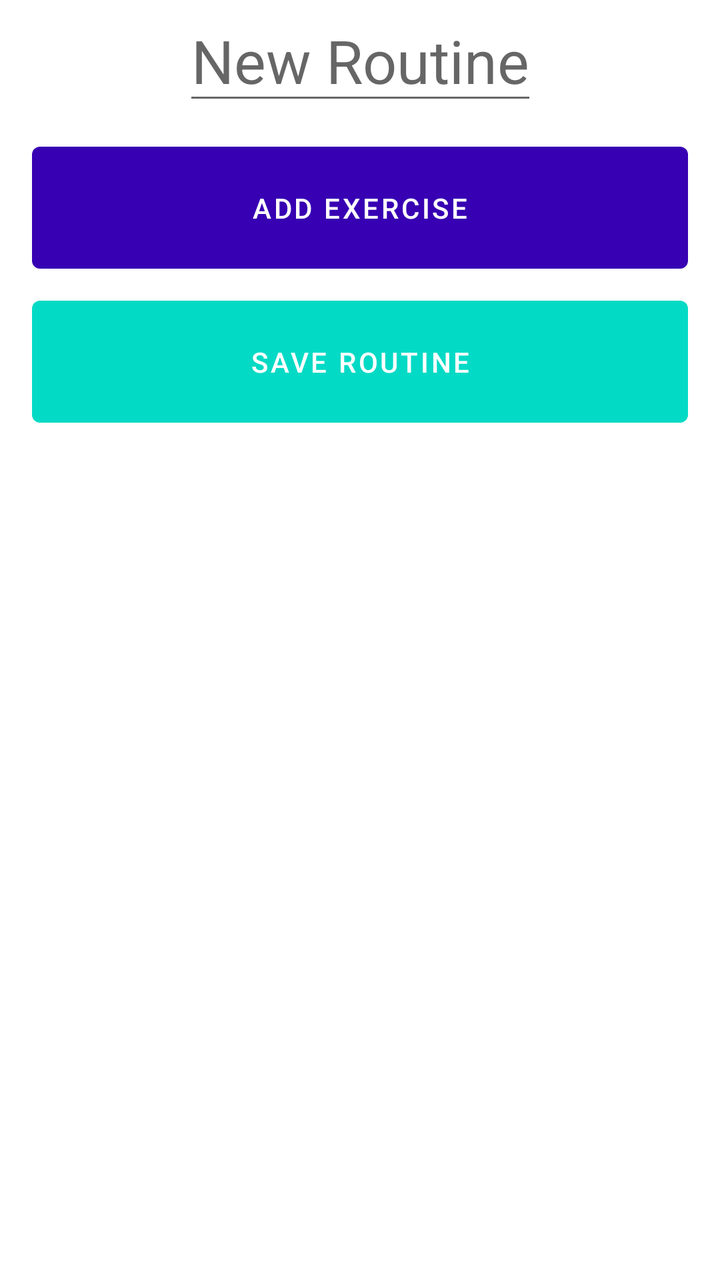
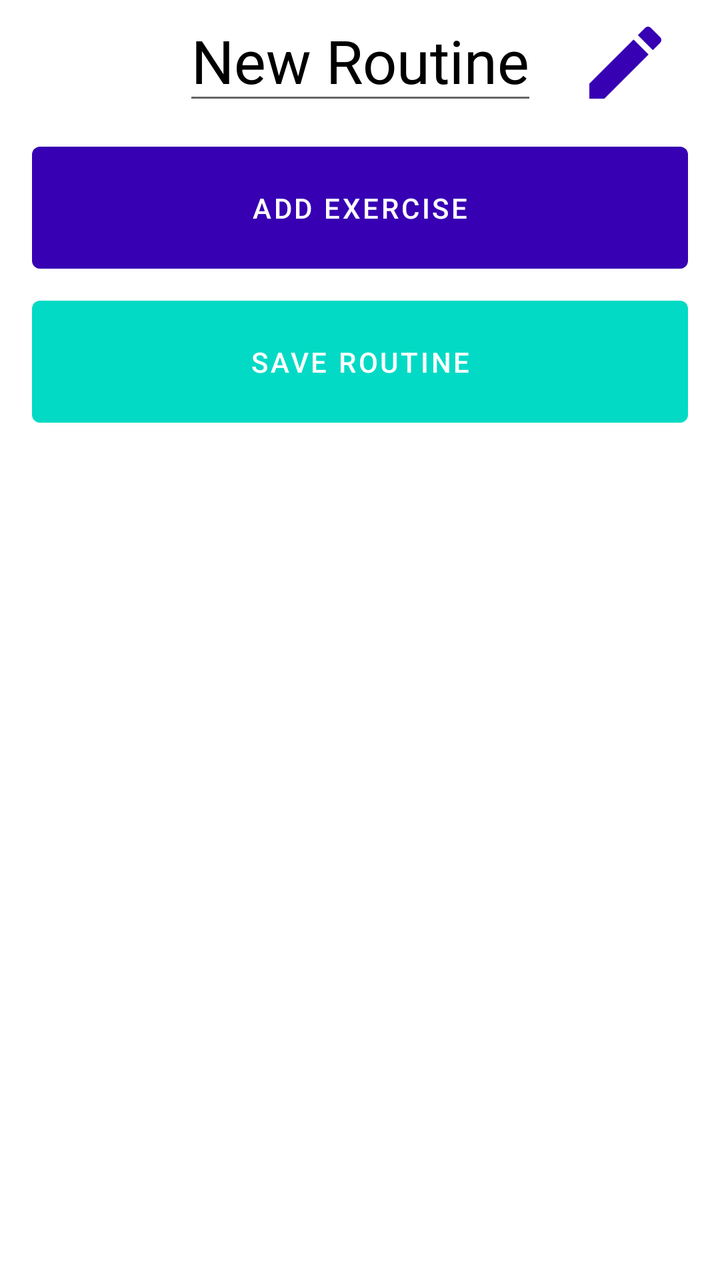

Two renders of the same Android screen: before a commit and after it. Below are the layout's source before the change and the commit's diff.
<!-- AndroidManifest.xml: application theme Theme.FitTrackMobile -->
<!-- res/layout/activity_routine.xml -->
<?xml version="1.0" encoding="utf-8"?>
<androidx.constraintlayout.widget.ConstraintLayout xmlns:android="http://schemas.android.com/apk/res/android"
    xmlns:app="http://schemas.android.com/apk/res-auto"
    xmlns:tools="http://schemas.android.com/tools"
    android:layout_width="match_parent"
    android:layout_height="match_parent"
    tools:context=".ui.RoutineActivity">

    <EditText
        android:id="@+id/title_value_edit"
        android:layout_width="wrap_content"
        android:layout_height="wrap_content"
        android:textSize="30sp"
        android:hint="@string/new_routine_hint"
        android:inputType="none"
        android:importantForAutofill="no"
        app:layout_constraintTop_toTopOf="parent"
        app:layout_constraintStart_toStartOf="parent"
        app:layout_constraintEnd_toEndOf="parent"
        />

    <androidx.recyclerview.widget.RecyclerView
        android:id="@+id/recycler_view"
        android:layout_width="match_parent"
        android:layout_height="wrap_content"
        app:layout_constraintTop_toBottomOf="@id/title_value_edit"/>

    <com.google.android.material.button.MaterialButton
        android:id="@+id/add_exercise_button"
        android:layout_width="match_parent"
        android:layout_height="wrap_content"
        android:background="@drawable/routine_card"
        android:layout_margin="@dimen/activity_horizontal_margin"
        android:padding="15dp"
        android:text="@string/add_exercise_button_text"
        android:textColor="@color/white"
        app:layout_constraintTop_toBottomOf="@id/recycler_view"
        app:backgroundTint="@color/purple_700"
        app:layout_constraintEnd_toStartOf="parent"
        app:layout_constraintEnd_toEndOf="parent"
        />

    <com.google.android.material.button.MaterialButton
        android:id="@+id/save_routine_button"
        android:layout_width="match_parent"
        android:layout_height="wrap_content"
        android:background="@drawable/routine_card"
        android:layout_margin="@dimen/activity_horizontal_margin"
        android:padding="15dp"
        android:text="@string/save_routine_button_text"
        android:textColor="@color/white"
        app:layout_constraintTop_toBottomOf="@id/add_exercise_button"
        app:backgroundTint="@color/teal_200"
        app:layout_constraintEnd_toStartOf="parent"
        app:layout_constraintEnd_toEndOf="parent"
        />

</androidx.constraintlayout.widget.ConstraintLayout>
<!-- resources referenced by this layout -->
<resources>
  <color name="purple_700">#FF3700B3</color>
  <color name="teal_200">#FF03DAC5</color>
  <color name="white">#FFFFFFFF</color>
  <dimen name="activity_horizontal_margin">16dp</dimen>
  <!-- drawable routine_card (drawable) -->
  <?xml version="1.0" encoding="utf-8"?>
  <shape xmlns:android="http://schemas.android.com/apk/res/android">
      <solid android:color="@color/design_default_color_secondary" />
      <corners android:radius="4dp" />
  </shape>
  <string name="add_exercise_button_text">Add Exercise</string>
  <string name="new_routine_hint">New Routine</string>
  <string name="save_routine_button_text">Save Routine</string>
  <style name="Theme.FitTrackMobile" parent="Theme.MaterialComponents.DayNight.DarkActionBar">
          
          <item name="colorPrimary">@color/purple_500</item>
          <item name="colorPrimaryVariant">@color/purple_700</item>
          <item name="colorOnPrimary">@color/white</item>
          
          <item name="colorSecondary">@color/teal_200</item>
          <item name="colorSecondaryVariant">@color/teal_700</item>
          <item name="colorOnSecondary">@color/black</item>
          
          <item name="android:statusBarColor">?attr/colorPrimaryVariant</item>
          
      </style>
  <color name="purple_500">#FF6200EE</color>
  <color name="teal_700">#FF018786</color>
  <color name="black">#FF000000</color>
</resources>

<!-- the commit's change to res/layout/activity_routine.xml (unified diff, before → after) -->
@@ -6,24 +6,59 @@
     android:layout_height="match_parent"
     tools:context=".ui.RoutineActivity">
 
+    <androidx.constraintlayout.widget.ConstraintLayout
+        android:id="@+id/title_container"
+        android:layout_width="wrap_content"
+        android:layout_height="wrap_content"
+        app:layout_constraintTop_toTopOf="parent"
+        app:layout_constraintStart_toStartOf="parent"
+        app:layout_constraintEnd_toEndOf="parent">
+
     <EditText
         android:id="@+id/title_value_edit"
         android:layout_width="wrap_content"
         android:layout_height="wrap_content"
         android:textSize="30sp"
         android:hint="@string/new_routine_hint"
-        android:inputType="none"
+        android:inputType="text"
         android:importantForAutofill="no"
         app:layout_constraintTop_toTopOf="parent"
         app:layout_constraintStart_toStartOf="parent"
         app:layout_constraintEnd_toEndOf="parent"
         />
 
+    <TextView
+        android:id="@+id/title_value"
+        android:layout_width="wrap_content"
+        android:layout_height="wrap_content"
+        android:text="@string/routine_initial_title"
+        android:textSize="30sp"
+        android:layout_marginTop="10dp"
+        android:textColor="@color/black"
+        app:layout_constraintTop_toTopOf="parent"
+        app:layout_constraintStart_toStartOf="parent"
+        app:layout_constraintEnd_toEndOf="parent" />
+
+    </androidx.constraintlayout.widget.ConstraintLayout>
+
+    <ImageButton
+        android:id="@+id/edit_button"
+        android:layout_width="wrap_content"
+        android:layout_height="wrap_content"
+        android:background="@drawable/ic_edit_black_48"
+        android:layout_marginTop="5dp"
+        android:layout_marginStart="20dp"
+        android:backgroundTint="@color/purple_700"
+        app:layout_constraintStart_toEndOf="@id/title_container"
+        app:layout_constraintTop_toTopOf="@id/title_container"
+        app:layout_constraintBottom_toBottomOf="@id/title_container"
+        android:contentDescription="@string/edit_button_content_description" />
+
     <androidx.recyclerview.widget.RecyclerView
         android:id="@+id/recycler_view"
         android:layout_width="match_parent"
         android:layout_height="wrap_content"
-        app:layout_constraintTop_toBottomOf="@id/title_value_edit"/>
+        app:layout_constraintTop_toBottomOf="@id/title_container"/>
 
     <com.google.android.material.button.MaterialButton
         android:id="@+id/add_exercise_button"
<!-- resource entries referenced after the edit -->
@@ -1,9 +1,16 @@
 <!-- resources referenced by this layout -->
 <resources>
+  <color name="black">#FF000000</color>
   <color name="purple_700">#FF3700B3</color>
   <color name="teal_200">#FF03DAC5</color>
   <color name="white">#FFFFFFFF</color>
   <dimen name="activity_horizontal_margin">16dp</dimen>
+  <!-- drawable ic_edit_black_48 (drawable) -->
+  <vector android:height="48dp" android:tint="#000000"
+      android:viewportHeight="24" android:viewportWidth="24"
+      android:width="48dp" xmlns:android="http://schemas.android.com/apk/res/android">
+      <path android:fillColor="@android:color/white" android:pathData="M3,17.25V21h3.75L17.81,9.94l-3.75,-3.75L3,17.25zM20.71,7.04c0.39,-0.39 0.39,-1.02 0,-1.41l-2.34,-2.34c-0.39,-0.39 -1.02,-0.39 -1.41,0l-1.83,1.83 3.75,3.75 1.83,-1.83z"/>
+  </vector>
   <!-- drawable routine_card (drawable) -->
   <?xml version="1.0" encoding="utf-8"?>
   <shape xmlns:android="http://schemas.android.com/apk/res/android">
@@ -11,7 +18,9 @@
       <corners android:radius="4dp" />
   </shape>
   <string name="add_exercise_button_text">Add Exercise</string>
+  <string name="edit_button_content_description">Edit button</string>
   <string name="new_routine_hint">New Routine</string>
+  <string name="routine_initial_title">New Routine</string>
   <string name="save_routine_button_text">Save Routine</string>
   <style name="Theme.FitTrackMobile" parent="Theme.MaterialComponents.DayNight.DarkActionBar">
           
@@ -28,6 +37,5 @@
       </style>
   <color name="purple_500">#FF6200EE</color>
   <color name="teal_700">#FF018786</color>
-  <color name="black">#FF000000</color>
 </resources>
 
